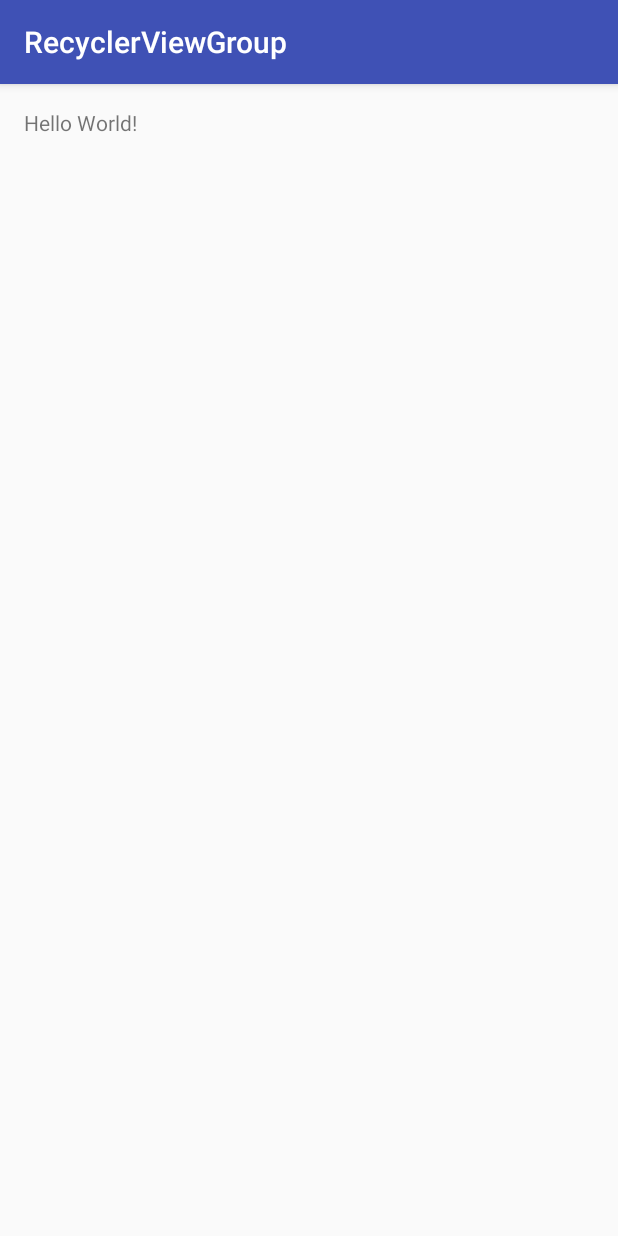
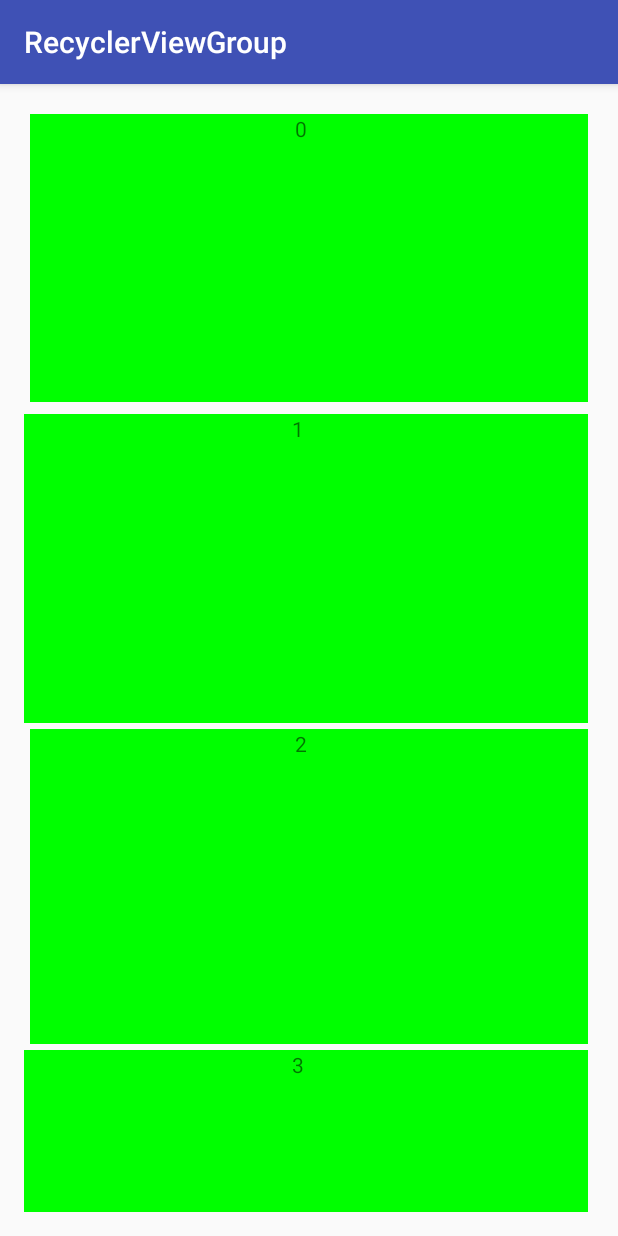
Before and after one commit to brucehzsun/RecyclerViewGroup, an Android app: the screen it shows after launch (MainActivity), on a phone screen of 412 x 824 dp. Run offline under Robolectric (Android 15) with nearby library versions, the phone set to English and light mode, and no system bars.

Commit message:
临时备份。

```diff
--- a/app/build.gradle
+++ b/app/build.gradle
@@ -20,7 +20,8 @@ android {
 }
 
 dependencies {
-    compile fileTree(dir: 'libs', include: ['*.jar'])
+    compile fileTree(include: ['*.jar'], dir: 'libs')
     testCompile 'junit:junit:4.12'
     compile 'com.android.support:appcompat-v7:23.2.1'
+    compile project(':recyclerviewlibrary')
 }
--- a/app/src/main/AndroidManifest.xml
+++ b/app/src/main/AndroidManifest.xml
@@ -1,6 +1,6 @@
 <?xml version="1.0" encoding="utf-8"?>
 <manifest xmlns:android="http://schemas.android.com/apk/res/android"
-    package="com.storm.smart.recyclerview">
+    package="com.storm.smart.recyclerviewdemo">
 
     <application
         android:allowBackup="true"
--- a/app/src/main/java/com/storm/smart/recyclerview/MainActivity.java
+++ /dev/null
@@ -1,13 +0,0 @@
-package com.storm.smart.recyclerview;
-
-import android.support.v7.app.AppCompatActivity;
-import android.os.Bundle;
-
-public class MainActivity extends AppCompatActivity {
-
-    @Override
-    protected void onCreate(Bundle savedInstanceState) {
-        super.onCreate(savedInstanceState);
-        setContentView(R.layout.activity_main);
-    }
-}
--- /dev/null
+++ b/app/src/main/java/com/storm/smart/recyclerviewdemo/DisplayUtils.java
@@ -0,0 +1,34 @@
+package com.storm.smart.recyclerviewdemo;
+
+import android.content.Context;
+import android.util.TypedValue;
+
+/**
+ * Created by asdzheng on 2015/12/28.
+ */
+public class DisplayUtils {
+
+    public static int dpToPx(final float n, final Context context) {
+        return (int) TypedValue.applyDimension(1, n, context.getResources().getDisplayMetrics());
+    }
+
+    public static int pxToDp(final int n, final Context context) {
+        return (int)TypedValue.applyDimension(0, (float)n, context.getResources().getDisplayMetrics());
+    }
+
+//    // 获取 设备的Hight
+//    public static int getDeviceHeight(Context context) {
+//        DisplayMetrics dm = new DisplayMetrics();
+//        WindowManager wm = (WindowManager) context.getSystemService(Context.WINDOW_SERVICE);
+//        wm.getDefaultDisplay().getMetrics(dm);
+//        return dm.heightPixels;
+//    }
+//
+//    // 获取 设备的Width
+//    public static int getDisplayWidth() {
+//        DisplayMetrics dm = new DisplayMetrics();
+//        WindowManager wm = (WindowManager) context.getSystemService(Context.WINDOW_SERVICE);
+//        wm.getDefaultDisplay().getMetrics(dm);
+//        return dm.widthPixels;
+//    }
+}
--- /dev/null
+++ b/app/src/main/java/com/storm/smart/recyclerviewdemo/MainActivity.java
@@ -0,0 +1,46 @@
+package com.storm.smart.recyclerviewdemo;
+
+import android.os.Bundle;
+import android.support.v7.app.AppCompatActivity;
+import android.support.v7.widget.DefaultItemAnimator;
+import android.support.v7.widget.RecyclerView;
+import android.view.View;
+import android.widget.TextView;
+
+import com.storm.smart.recyclerview.SuitedItemDecoration;
+import com.storm.smart.recyclerview.SuitedLayoutManager;
+
+import java.util.ArrayList;
+
+public class MainActivity extends AppCompatActivity implements PhotosAdapter.OnItemClickListener {
+
+    @Override
+    protected void onCreate(Bundle savedInstanceState) {
+        super.onCreate(savedInstanceState);
+        setContentView(R.layout.activity_main);
+
+        ArrayList<String> datas = new ArrayList<>();
+        for (int i = 0; i < 100; i++) {
+            datas.add("" + i);
+        }
+
+        RecyclerView recyclerView = (RecyclerView) findViewById(R.id.recycler_view);
+        PhotosAdapter adapter = new PhotosAdapter(this, datas, this);
+        recyclerView.setAdapter(adapter);
+        SuitedLayoutManager layoutManager = new SuitedLayoutManager(adapter);
+        layoutManager.setMaxRowHeight(getResources().getDisplayMetrics().heightPixels / 3);
+        recyclerView.addItemDecoration(new SuitedItemDecoration(DisplayUtils.dpToPx(4.0f, this)));
+        recyclerView.setLayoutManager(layoutManager);
+        recyclerView.setItemAnimator(new DefaultItemAnimator());
+    }
+
+    @Override
+    public void onItemClick(TextView v, int pos) {
+
+    }
+
+    @Override
+    public void onItemLongClick(View v, int pos) {
+
+    }
+}
--- /dev/null
+++ b/app/src/main/java/com/storm/smart/recyclerviewdemo/PhotosAdapter.java
@@ -0,0 +1,106 @@
+package com.storm.smart.recyclerviewdemo;
+
+import android.content.Context;
+import android.support.annotation.NonNull;
+import android.support.v7.widget.RecyclerView;
+import android.view.LayoutInflater;
+import android.view.View;
+import android.view.ViewGroup;
+import android.widget.TextView;
+
+import com.storm.smart.recyclerview.SizeCaculator;
+
+import java.util.List;
+
+/**
+ * Created by asdzheng on 2015/12/28.
+ */
+public class PhotosAdapter extends RecyclerView.Adapter<PhotosAdapter.MyViewHolder> implements SizeCaculator.SizeCalculatorDelegate {
+    private List<String> mPhotos;
+
+//    private ArrayMap<String, Double> photoAspectRatios;
+
+    private Context mContext;
+
+    OnItemClickListener mListener;
+
+    public PhotosAdapter(Context context, List<String> mPhotos, OnItemClickListener listener) {
+        this.mPhotos = mPhotos;
+        mContext = context;
+        mListener = listener;
+    }
+
+    @Override
+    public int getChildViewType(int position) {
+        if (position < getItemCount()) {
+            String info = mPhotos.get(position);
+            if (position == 0 || position == 5 || position == 10) {
+                return 1;
+            } else {
+//                double ratio = SuitUrlUtil.getAspectRadioFromUrl(info.photo);
+//                return ratio;
+                return 0;
+            }
+        }
+        return 0;
+    }
+
+    public void bind(@NonNull List<String> mPhotos) {
+        this.mPhotos.addAll(mPhotos);
+        notifyDataSetChanged();
+    }
+
+    public void clear() {
+        mPhotos.clear();
+        notifyDataSetChanged();
+    }
+
+    @Override
+    public MyViewHolder onCreateViewHolder(ViewGroup parent, int viewType) {
+        View view = LayoutInflater.from(mContext).inflate(R.layout.recyclerview_item, parent, false);
+        MyViewHolder viewHolder = new MyViewHolder(view);
+        return viewHolder;
+    }
+
+    @Override
+    public void onBindViewHolder(final MyViewHolder holder, final int position) {
+        holder.title.setText("" + position);
+        if (mListener != null) {
+            holder.title.setOnClickListener(new View.OnClickListener() {
+                @Override
+                public void onClick(View v) {
+                    mListener.onItemClick(holder.title, position);
+                }
+            });
+
+            holder.title.setOnLongClickListener(new View.OnLongClickListener() {
+                @Override
+                public boolean onLongClick(View v) {
+                    mListener.onItemLongClick(v, position);
+                    return false;
+                }
+            });
+        }
+    }
+
+    @Override
+    public int getItemCount() {
+        return mPhotos.size();
+    }
+
+    class MyViewHolder extends RecyclerView.ViewHolder {
+
+        TextView title;
+
+        public MyViewHolder(View view) {
+            super(view);
+            title = (TextView) itemView.findViewById(R.id.item_recyclerview_text);
+        }
+    }
+
+    interface OnItemClickListener {
+        void onItemClick(TextView v, int pos);
+
+        void onItemLongClick(View v, int pos);
+    }
+}
--- a/app/src/main/res/layout/activity_main.xml
+++ b/app/src/main/res/layout/activity_main.xml
@@ -7,10 +7,12 @@
     android:paddingLeft="@dimen/activity_horizontal_margin"
     android:paddingRight="@dimen/activity_horizontal_margin"
     android:paddingTop="@dimen/activity_vertical_margin"
-    tools:context="com.storm.smart.recyclerview.MainActivity">
+    tools:context="com.storm.smart.recyclerviewdemo.MainActivity">
 
-    <TextView
-        android:layout_width="wrap_content"
-        android:layout_height="wrap_content"
-        android:text="Hello World!" />
+    <android.support.v7.widget.RecyclerView
+        android:id="@+id/recycler_view"
+        android:layout_width="match_parent"
+        android:layout_height="match_parent"
+        android:clipToPadding="false"
+        />
 </RelativeLayout>
--- /dev/null
+++ b/app/src/main/res/layout/recyclerview_item.xml
@@ -0,0 +1,14 @@
+<?xml version="1.0" encoding="utf-8"?>
+<RelativeLayout xmlns:android="http://schemas.android.com/apk/res/android"
+    android:layout_width="match_parent"
+    android:layout_height="wrap_content"
+    android:layout_margin="5dp"
+    android:background="#00ff00">
+
+    <TextView
+        android:id="@+id/item_recyclerview_text"
+        android:layout_width="wrap_content"
+        android:layout_height="wrap_content"
+        android:layout_centerInParent="true" />
+
+</RelativeLayout>
```
Also changed, not shown: 2 other files.
